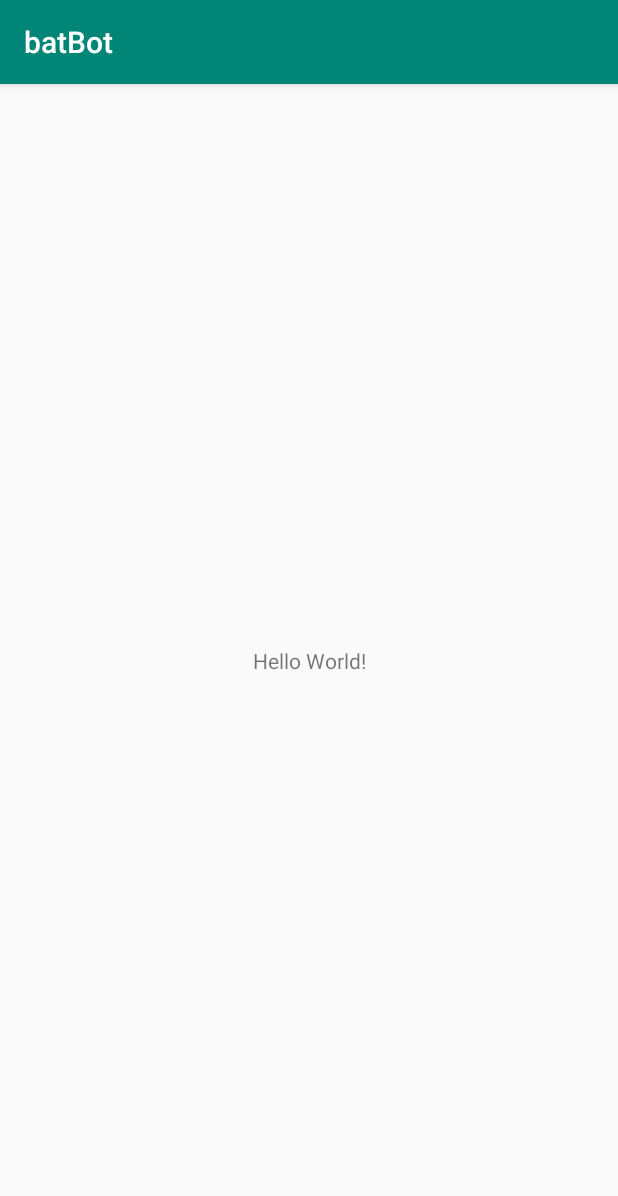
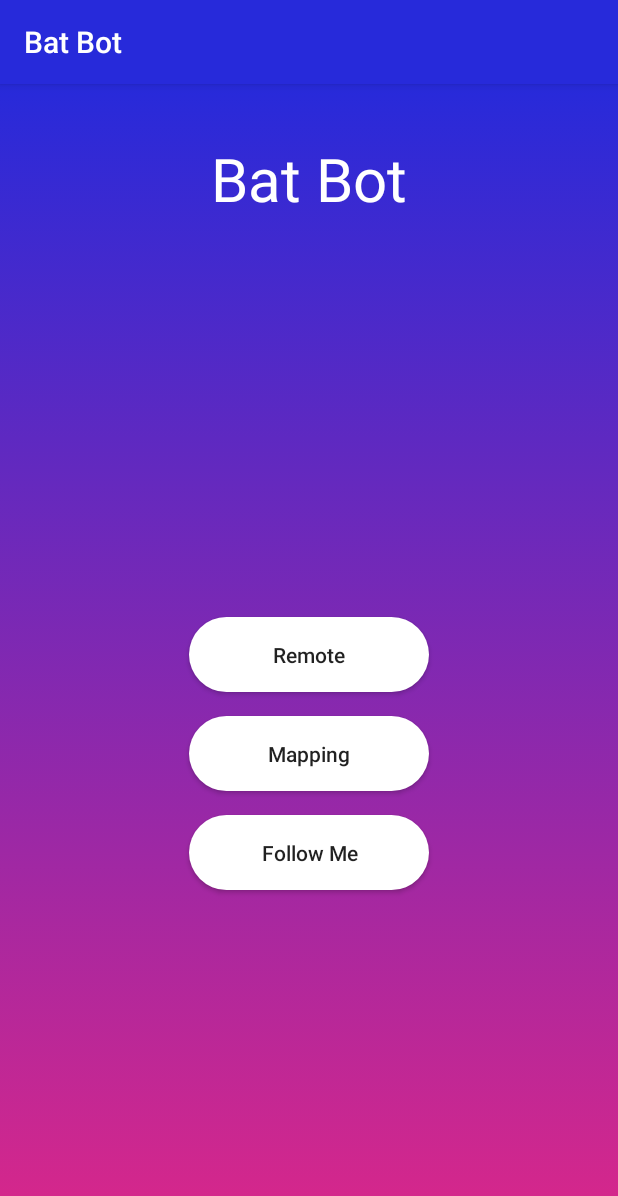
Before and after one commit to Hschhaniyara/HackED2019, an Android app: the screen it shows after launch (MainActivity), on a phone screen of 412 x 824 dp. Shown: the top 1196 px of the screen. Run offline under Robolectric (Android 15) with nearby library versions, the phone set to English and light mode, and no system bars.

Commit message:
main page done

```diff
--- a/batBot/app/src/main/AndroidManifest.xml
+++ b/batBot/app/src/main/AndroidManifest.xml
@@ -5,7 +5,7 @@
     <application
         android:allowBackup="true"
         android:icon="@mipmap/ic_launcher"
-        android:label="@string/app_name"
+        android:label="Bat Bot"
         android:roundIcon="@mipmap/ic_launcher_round"
         android:supportsRtl="true"
         android:theme="@style/AppTheme">
--- a/batBot/app/src/main/java/ca/ualberta/batbot/MainActivity.java
+++ b/batBot/app/src/main/java/ca/ualberta/batbot/MainActivity.java
@@ -1,13 +1,72 @@
+/**
+ * main page
+ * allows user to navigate to different modes
+ *
+ * @author: Harshal Chhaniyara
+ * @since: 1.0
+ *
+ * Copyright 2018 HSC
+ * Licensed under the Apache License, Version 2.0 (the "License");
+ * you may not use this file except in compliance with the License.
+ * You may obtain a copy of the License at
+ * http://www.apache.org/licenses/LICENSE-2.0
+ * Unless required by applicable law or agreed to in writing, software
+ * distributed under the License is distributed on an "AS IS" BASIS,
+ * WITHOUT WARRANTIES OR CONDITIONS OF ANY KIND, either express or implied.
+ * See the License for the specific language governing permissions and
+ * limitations under the License.
+ *
+ */
 package ca.ualberta.batbot;
 
+import android.content.Intent;
+import android.graphics.drawable.AnimationDrawable;
+import android.support.constraint.ConstraintLayout;
 import android.support.v7.app.AppCompatActivity;
 import android.os.Bundle;
+import android.view.View;
+import android.widget.Button;
 
 public class MainActivity extends AppCompatActivity {
 
+    ConstraintLayout myLayout;
+    AnimationDrawable animationDrawable;
     @Override
     protected void onCreate(Bundle savedInstanceState) {
         super.onCreate(savedInstanceState);
-        setContentView(R.layout.activity_main);
+        setContentView(R.layout.activity_mainpage);
+
+        myLayout = (ConstraintLayout) findViewById(R.id.myLayout);
+
+        animationDrawable = (AnimationDrawable) myLayout.getBackground();
+        animationDrawable.setEnterFadeDuration(4500);
+        animationDrawable.setExitFadeDuration(4500);
+        animationDrawable.start();
+
+        Button mapping = findViewById(R.id.map_button);
+        Button remote = findViewById(R.id.remote_button);
+        Button followMe = findViewById(R.id.follow_button);
+        mapping.setOnClickListener(new View.OnClickListener() {
+            @Override
+            public void onClick(View v) {
+//                Intent newprofile_intent = new Intent(MainActivity.this, newprofile.class);
+//                startActivityForResult(newprofile_intent, 0);
+            }
+        });
+        remote.setOnClickListener(new View.OnClickListener() {
+            @Override
+            public void onClick(View v) {
+//                Intent login_intent = new Intent(MainActivity.this, login.class);
+//                startActivityForResult(login_intent, 0);
+
+            }
+        });
+        followMe.setOnClickListener(new View.OnClickListener() {
+            @Override
+            public void onClick(View v) {
+//                Intent intent = new Intent(MainActivity.this, transfer.class);
+//                startActivity(intent);
+            }
+        });
     }
 }
--- /dev/null
+++ b/batBot/app/src/main/res/drawable/bg_animation.xml
@@ -0,0 +1,16 @@
+<?xml version="1.0" encoding="utf-8"?>
+<animation-list xmlns:android="http://schemas.android.com/apk/res/android">
+
+    <item
+        android:drawable="@drawable/gradient1"
+        android:duration="4500" />
+
+    <item
+        android:drawable="@drawable/gradient3"
+        android:duration="4500" />
+
+    <item
+        android:drawable="@drawable/gradient2"
+        android:duration="4500" />
+
+</animation-list>
--- /dev/null
+++ b/batBot/app/src/main/res/drawable/btn_shape.xml
@@ -0,0 +1,9 @@
+<?xml version="1.0" encoding="utf-8"?>
+<shape xmlns:android="http://schemas.android.com/apk/res/android">
+    <corners
+        android:radius="80dp"
+        />
+    <solid
+        android:color="#FFF"
+        />
+</shape>
--- /dev/null
+++ b/batBot/app/src/main/res/drawable/gradient1.xml
@@ -0,0 +1,8 @@
+<?xml version="1.0" encoding="utf-8"?>
+<shape xmlns:android="http://schemas.android.com/apk/res/android">
+
+        <gradient
+            android:startColor="#272ada"
+            android:endColor="#27b3da"
+            android:angle="-90" />
+</shape>
--- /dev/null
+++ b/batBot/app/src/main/res/drawable/gradient2.xml
@@ -0,0 +1,8 @@
+<?xml version="1.0" encoding="utf-8"?>
+<shape xmlns:android="http://schemas.android.com/apk/res/android">
+
+    <gradient
+        android:startColor="#272ada"
+        android:endColor="#da3c27"
+        android:angle="-90" />
+</shape>
--- /dev/null
+++ b/batBot/app/src/main/res/drawable/gradient3.xml
@@ -0,0 +1,8 @@
+<?xml version="1.0" encoding="utf-8"?>
+<shape xmlns:android="http://schemas.android.com/apk/res/android">
+
+    <gradient
+        android:startColor="#272ada"
+        android:endColor="#da2789"
+        android:angle="-90" />
+</shape>
--- /dev/null
+++ b/batBot/app/src/main/res/layout/activity_mainpage.xml
@@ -0,0 +1,59 @@
+<?xml version="1.0" encoding="utf-8"?>
+<android.support.constraint.ConstraintLayout
+    xmlns:android="http://schemas.android.com/apk/res/android"
+    xmlns:tools="http://schemas.android.com/tools"
+    xmlns:app="http://schemas.android.com/apk/res-auto"
+    android:layout_width="match_parent"
+    android:layout_height="match_parent"
+    android:background="@drawable/bg_animation"
+    android:id="@+id/myLayout"
+    tools:context=".MainActivity">
+
+    <Button
+        android:id="@+id/remote_button"
+        android:layout_width="160dp"
+        android:layout_height="50dp"
+        android:layout_marginTop="260dp"
+        android:textAllCaps="false"
+        android:background="@drawable/btn_shape"
+        android:text="Remote"
+        app:layout_constraintEnd_toEndOf="parent"
+        app:layout_constraintStart_toStartOf="parent"
+        app:layout_constraintTop_toBottomOf="@+id/title" />
+
+    <Button
+        android:id="@+id/follow_button"
+        android:layout_width="160dp"
+        android:layout_height="50dp"
+        android:layout_marginTop="16dp"
+        android:textAllCaps="false"
+        android:background="@drawable/btn_shape"
+        android:text="Follow Me"
+        app:layout_constraintEnd_toEndOf="parent"
+        app:layout_constraintStart_toStartOf="parent"
+        app:layout_constraintTop_toBottomOf="@+id/map_button" />
+
+    <Button
+        android:id="@+id/map_button"
+        android:layout_width="160dp"
+        android:layout_height="50dp"
+        android:layout_marginTop="16dp"
+        android:textAllCaps="false"
+        android:background="@drawable/btn_shape"
+        android:text="Mapping"
+        app:layout_constraintEnd_toEndOf="parent"
+        app:layout_constraintStart_toStartOf="parent"
+        app:layout_constraintTop_toBottomOf="@+id/remote_button" />
+
+    <TextView
+        android:id="@+id/title"
+        android:layout_width="wrap_content"
+        android:layout_height="59dp"
+        android:layout_marginTop="36dp"
+        android:text="Bat Bot"
+        android:textColor="#FFF"
+        android:textSize="40dp"
+        app:layout_constraintEnd_toEndOf="parent"
+        app:layout_constraintStart_toStartOf="parent"
+        app:layout_constraintTop_toTopOf="parent" />
+</android.support.constraint.ConstraintLayout>
--- a/batBot/app/src/main/res/values/colors.xml
+++ b/batBot/app/src/main/res/values/colors.xml
@@ -1,6 +1,6 @@
 <?xml version="1.0" encoding="utf-8"?>
 <resources>
-    <color name="colorPrimary">#008577</color>
-    <color name="colorPrimaryDark">#00574B</color>
-    <color name="colorAccent">#D81B60</color>
+    <color name="colorPrimary">#272ada</color>
+    <color name="colorPrimaryDark">#272ada</color>
+    <color name="colorAccent">#d81b60</color>
 </resources>
--- a/batBot/app/src/main/res/values/styles.xml
+++ b/batBot/app/src/main/res/values/styles.xml
@@ -1,11 +1,21 @@
 <resources>
 
     <!-- Base application theme. -->
-    <style name="AppTheme" parent="Theme.AppCompat.Light.DarkActionBar">
-        <!-- Customize your theme here. -->
+    <!--<style name="AppTheme" parent="Theme.AppCompat.Light.DarkActionBar">-->
+    <!-- Customize your theme here. -->
+    <style name="AppTheme" parent="Base.Theme.AppCompat.Light.DarkActionBar">
+
         <item name="colorPrimary">@color/colorPrimary</item>
         <item name="colorPrimaryDark">@color/colorPrimaryDark</item>
         <item name="colorAccent">@color/colorAccent</item>
     </style>
 
+    <style name="AppTheme.NoActionBar">
+        <item name="windowActionBar">false</item>
+        <item name="windowNoTitle">true</item>
+    </style>
+    <style name="AppTheme.AppBarOverlay" parent="ThemeOverlay.AppCompat.Dark.ActionBar" />
+
+    <style name="AppTheme.PopupOverlay" parent="ThemeOverlay.AppCompat.Light" />
+
 </resources>
```
